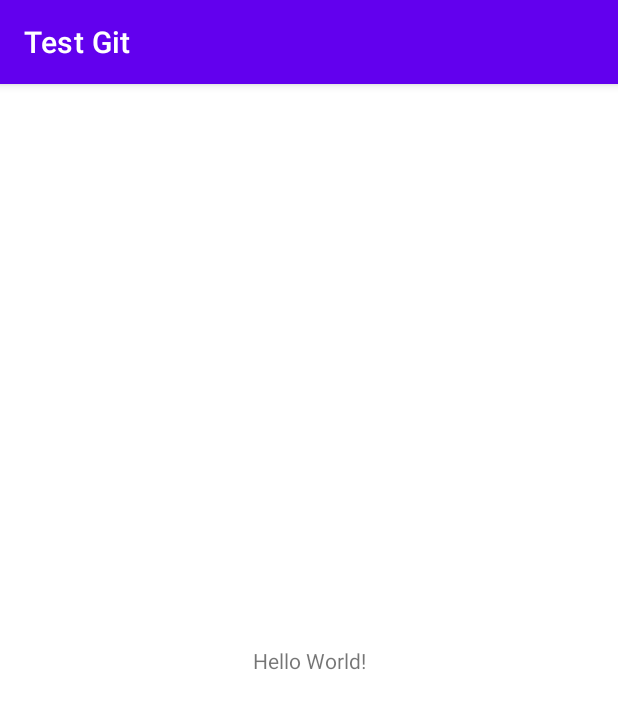
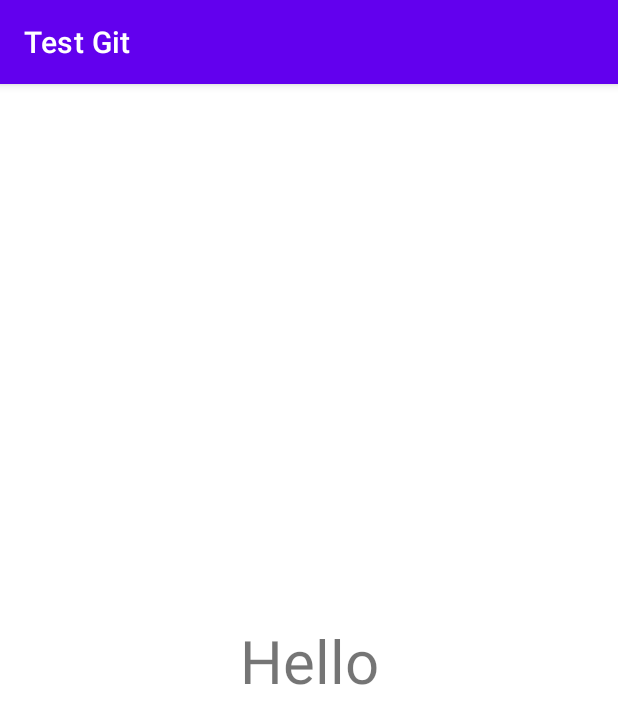
Before and after one commit to InnaLapwa/TestGit, an Android app: the screen it shows after launch (MainActivity), on a phone screen of 412 x 824 dp. Shown: the top 724 px of the screen. Run offline under Robolectric (Android 15) with nearby library versions, the phone set to English and light mode, and no system bars.

Commit message:
second commit

```diff
--- a/app/src/main/res/layout/activity_main.xml
+++ b/app/src/main/res/layout/activity_main.xml
@@ -9,7 +9,8 @@
     <TextView
         android:layout_width="wrap_content"
         android:layout_height="wrap_content"
-        android:text="Hello World!"
+        android:text="Hello"
+        android:textSize="40sp"
         app:layout_constraintBottom_toBottomOf="parent"
         app:layout_constraintEnd_toEndOf="parent"
         app:layout_constraintStart_toStartOf="parent"
```
